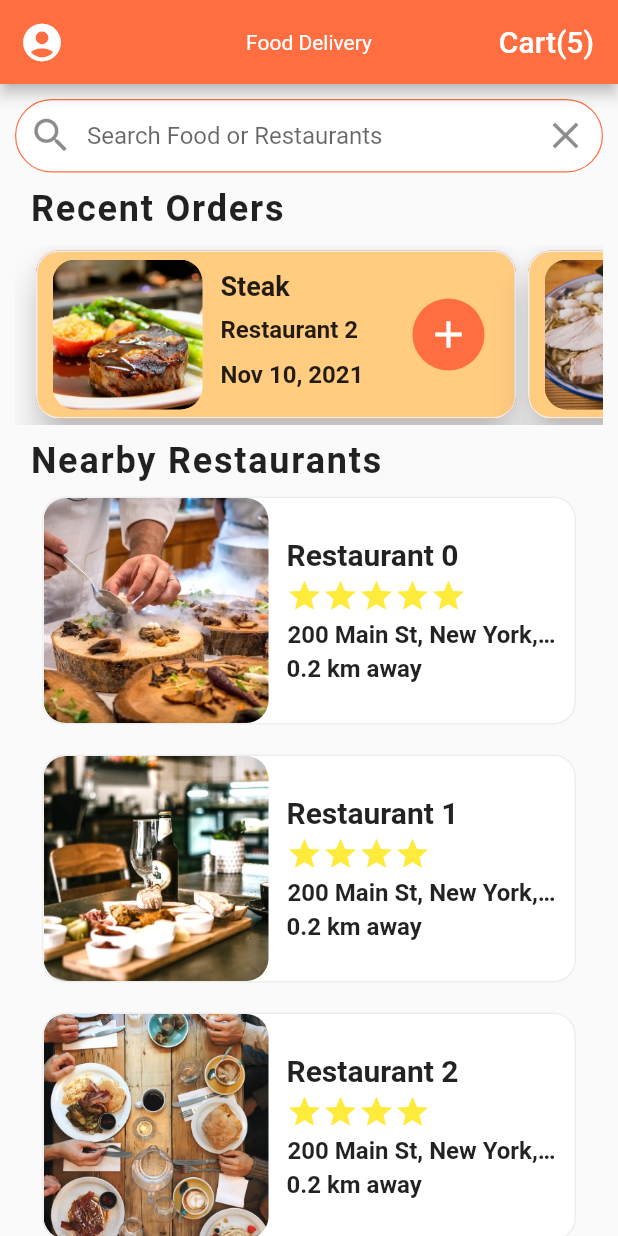
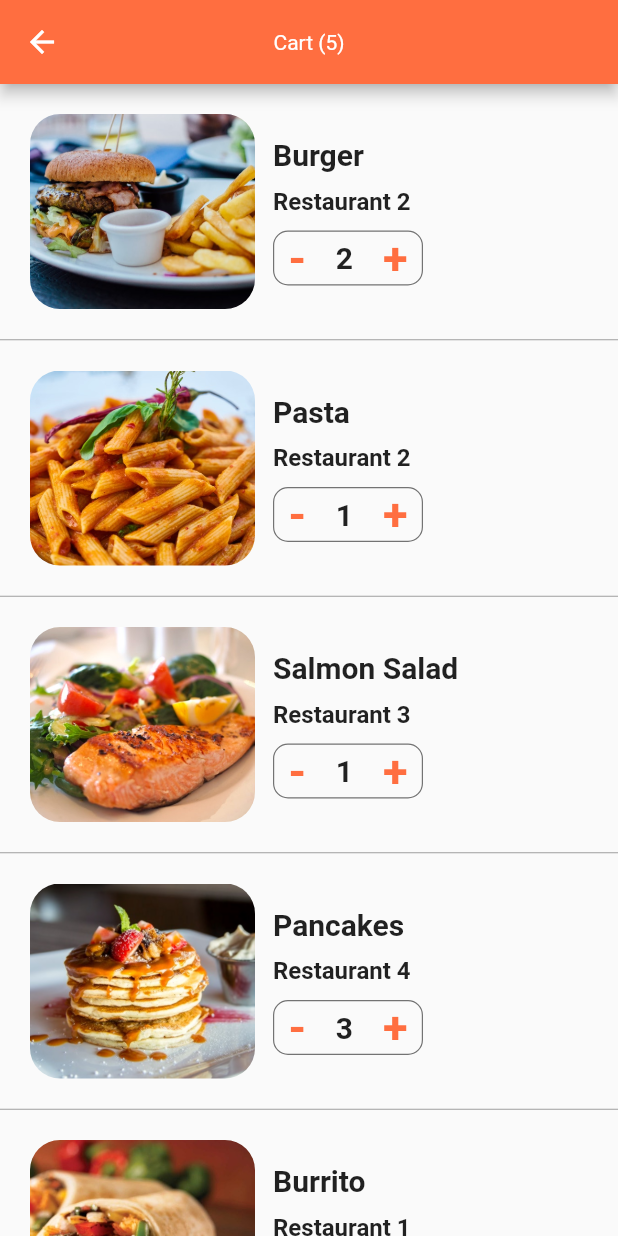
Before and after one commit to devesh0605/foodDeliveryUI, a Flutter app: the screen it shows after launch, after a tap on an icon or button, on a phone screen of 412 x 824 dp. Run offline on Flutter 3.47's test engine with Material 2 defaults, Android fonts, the phone set to English and light mode, and no system bars.

Commit message:
added cart quantity

```diff
--- /dev/null
+++ b/lib/screen/cart_screen.dart
@@ -0,0 +1,109 @@
+import 'package:flutter/cupertino.dart';
+import 'package:flutter/material.dart';
+import 'package:flutter_meal_ui/data/data.dart';
+import 'package:flutter_meal_ui/models/order.dart';
+import 'package:flutter_meal_ui/widgets/cart_quantity.dart';
+
+class CartScreen extends StatefulWidget {
+  @override
+  _CartScreenState createState() => _CartScreenState();
+}
+
+class _CartScreenState extends State<CartScreen> {
+  int q;
+  _buildCartItem(Order order) {
+    q = order.quantity;
+    return Container(
+      padding: EdgeInsets.all(20.0),
+      height: 170,
+      child: Row(
+        children: [
+          Expanded(
+            child: Row(
+              children: [
+                Container(
+                  width: 150.0,
+                  decoration: BoxDecoration(
+                      image: DecorationImage(
+                        image: AssetImage(order.food.imageUrl),
+                        fit: BoxFit.cover,
+                      ),
+                      borderRadius: BorderRadius.circular(20.0)),
+                ),
+                Expanded(
+                  child: Container(
+                    margin: EdgeInsets.all(12.0),
+                    child: Column(
+                      mainAxisAlignment: MainAxisAlignment.center,
+                      crossAxisAlignment: CrossAxisAlignment.start,
+                      children: [
+                        Text(
+                          order.food.name,
+                          style: TextStyle(
+                            fontWeight: FontWeight.bold,
+                            fontSize: 20.0,
+                          ),
+                          overflow: TextOverflow.ellipsis,
+                        ),
+                        SizedBox(
+                          height: 10.0,
+                        ),
+                        Text(
+                          order.restaurant.name,
+                          style: TextStyle(
+                            fontWeight: FontWeight.w600,
+                            fontSize: 16.0,
+                          ),
+                          overflow: TextOverflow.ellipsis,
+                        ),
+                        SizedBox(
+                          height: 10.0,
+                        ),
+                        Container(
+                          width: 100.0,
+                          decoration: BoxDecoration(
+                            borderRadius: BorderRadius.circular(10.0),
+                            border: Border.all(
+                              width: 0.8,
+                              color: Colors.black54,
+                            ),
+                          ),
+                          child: CartQuantity(
+                            q: order.quantity,
+                          ),
+                        ),
+                      ],
+                    ),
+                  ),
+                )
+              ],
+            ),
+          ),
+        ],
+      ),
+    );
+  }
+
+  @override
+  Widget build(BuildContext context) {
+    return Scaffold(
+      appBar: AppBar(
+        title: Text('Cart (${currentUser.cart.length})'),
+      ),
+      body: ListView.separated(
+        physics: BouncingScrollPhysics(),
+        itemBuilder: (context, index) {
+          Order order = currentUser.cart[index];
+          return _buildCartItem(order);
+        },
+        separatorBuilder: (context, index) {
+          return Divider(
+            height: 1.0,
+            color: Colors.grey,
+          );
+        },
+        itemCount: currentUser.cart.length,
+      ),
+    );
+  }
+}
--- a/lib/screen/home_screen.dart
+++ b/lib/screen/home_screen.dart
@@ -1,6 +1,8 @@
+import 'package:flutter/cupertino.dart';
 import 'package:flutter/material.dart';
 import 'package:flutter_meal_ui/data/data.dart';
 import 'package:flutter_meal_ui/models/restaurant.dart';
+import 'package:flutter_meal_ui/screen/cart_screen.dart';
 import 'package:flutter_meal_ui/screen/restaurant_details.dart';
 import 'package:flutter_meal_ui/widgets/rating_stars.dart';
 import 'package:flutter_meal_ui/widgets/recent_orders.dart';
@@ -119,7 +121,11 @@ class _HomeScreenState extends State<HomeScreen> {
         title: Text('Food Delivery'),
         actions: [
           FlatButton(
-            onPressed: () {},
+            onPressed: () {
+              Navigator.push(context, CupertinoPageRoute(builder: (context) {
+                return CartScreen();
+              }));
+            },
             child: Text(
               'Cart(${currentUser.cart.length})',
               style: TextStyle(
@@ -146,7 +152,7 @@ class _HomeScreenState extends State<HomeScreen> {
                           icon: Padding(
                             padding: const EdgeInsets.fromLTRB(0, 0, 10, 0),
                             child: Icon(
-                              Icons.clear,
+                              Icons.arrow_forward,
                               size: 30.0,
                             ),
                           )),
--- /dev/null
+++ b/lib/widgets/cart_quantity.dart
@@ -0,0 +1,78 @@
+import 'package:flutter/material.dart';
+
+class CartQuantity extends StatefulWidget {
+  final int q;
+  CartQuantity({this.q});
+  @override
+  _CartQuantityState createState() => _CartQuantityState();
+}
+
+class _CartQuantityState extends State<CartQuantity> {
+  int cartQuantity;
+  @override
+  void initState() {
+    cartQuantity = widget.q;
+    print('this cahnged');
+
+    // TODO: implement initState
+    super.initState();
+  }
+
+  @override
+  Widget build(BuildContext context) {
+    print('rebuilt');
+    return Row(
+      mainAxisAlignment: MainAxisAlignment.center,
+      children: [
+        GestureDetector(
+            child: Text(
+              '-',
+              style: TextStyle(
+                fontWeight: FontWeight.w600,
+                fontSize: 30.0,
+                color: cartQuantity == 0
+                    ? Colors.black
+                    : Theme.of(context).primaryColor,
+              ),
+            ),
+            onTap: cartQuantity == 0
+                ? null
+                : () {
+                    setState(() {
+                      if (cartQuantity > 0) {
+                        cartQuantity--;
+                      }
+                    });
+                  }),
+        SizedBox(
+          width: 20.0,
+        ),
+        Text(
+          cartQuantity.toString(),
+          style: TextStyle(
+            fontWeight: FontWeight.w600,
+            fontSize: 20.0,
+          ),
+        ),
+        SizedBox(
+          width: 20.0,
+        ),
+        GestureDetector(
+          child: Text(
+            '+',
+            style: TextStyle(
+              fontWeight: FontWeight.w600,
+              fontSize: 30.0,
+              color: Theme.of(context).primaryColor,
+            ),
+          ),
+          onTap: () {
+            setState(() {
+              cartQuantity++;
+            });
+          },
+        )
+      ],
+    );
+  }
+}
```
